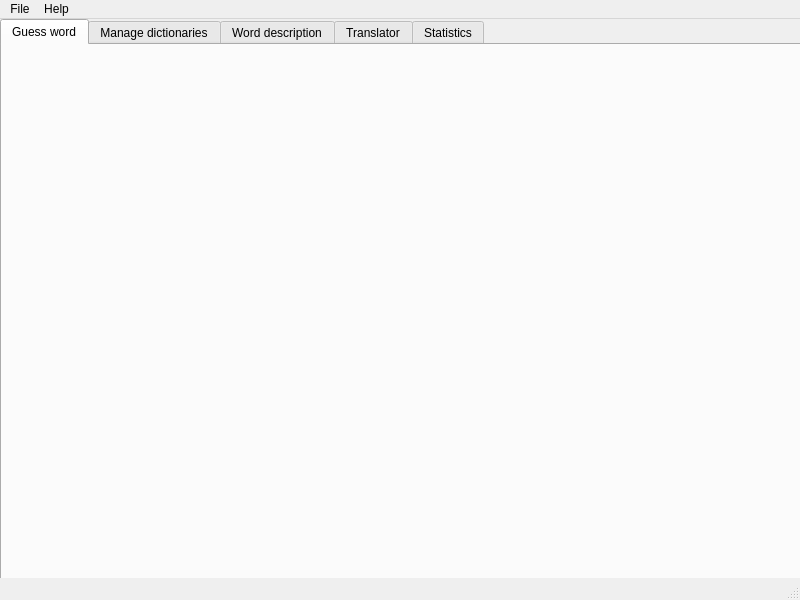
The window that src/gui/src/view/MainView.ui (cieslarmichal/glossary) describes before a commit, drawn with Qt 5.
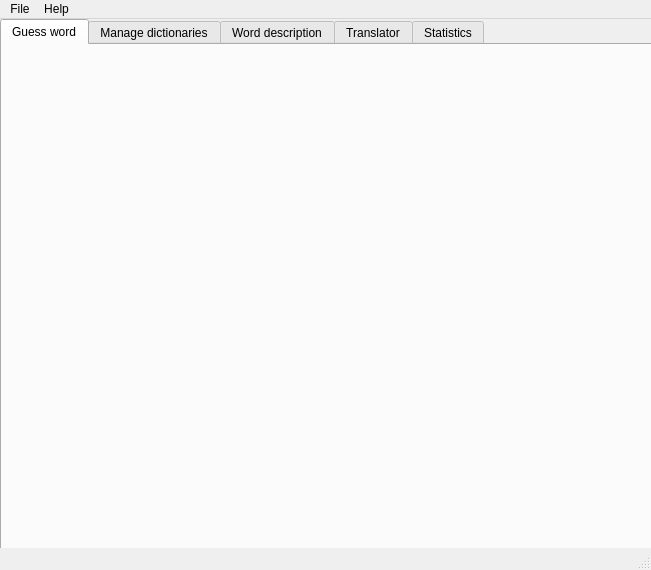
The same window after the commit. The open tabs and pages were chosen to show the change.

```diff
--- a/src/gui/src/view/MainView.ui
+++ b/src/gui/src/view/MainView.ui
@@ -6,8 +6,8 @@
    <rect>
     <x>0</x>
     <y>0</y>
-    <width>800</width>
-    <height>600</height>
+    <width>651</width>
+    <height>570</height>
    </rect>
   </property>
   <property name="windowTitle">
@@ -35,8 +35,8 @@
        <rect>
         <x>10</x>
         <y>10</y>
-        <width>781</width>
-        <height>511</height>
+        <width>631</width>
+        <height>481</height>
        </rect>
       </property>
       <layout class="QVBoxLayout" name="guessTabLayout"/>
@@ -113,7 +113,7 @@
     <rect>
      <x>0</x>
      <y>0</y>
-     <width>800</width>
+     <width>651</width>
      <height>22</height>
     </rect>
    </property>
```
Left out of the diff: 2 changed lines with no effect on the pictures.
